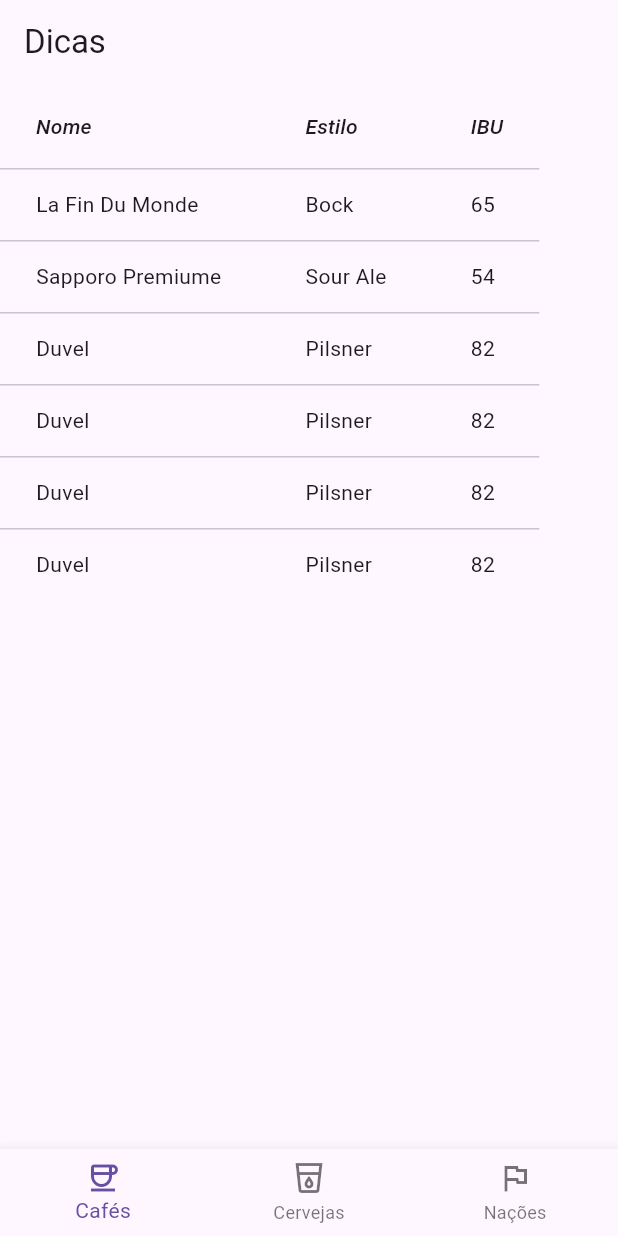
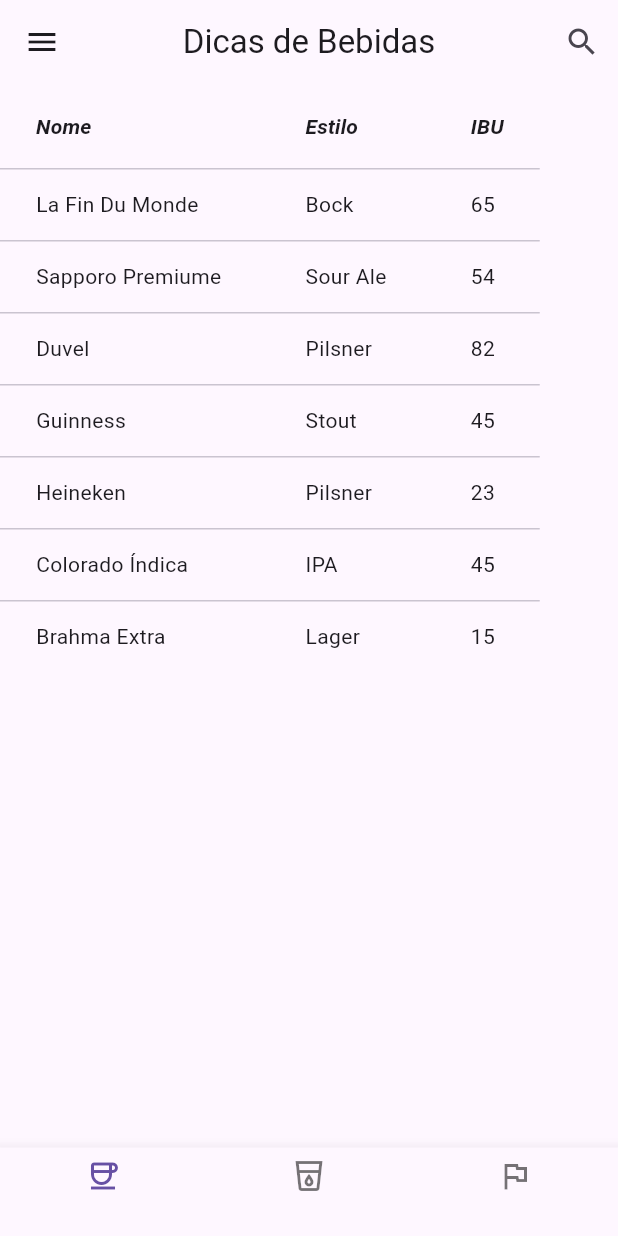
Before and after one commit to LeoSergio/poo-flutter, a Flutter app: the screen it shows after launch, on a phone screen of 412 x 824 dp. Run offline on Flutter 3.47's test engine with Material 3 defaults, Android fonts, the light colour scheme and no system bars.

Commit message:
finalizando rc4

```diff
--- a/POO/projeto_poo/lib/main.dart
+++ b/POO/projeto_poo/lib/main.dart
@@ -1,171 +1,167 @@
 import 'package:flutter/material.dart';
 
+// --- 1. Nossos Dados (JSON Simulado) ---
+// Adicionei itens extras para você testar o scroll vertical
+var dataObjects = [
+  {"name": "La Fin Du Monde", "style": "Bock", "ibu": "65"},
+  {"name": "Sapporo Premiume", "style": "Sour Ale", "ibu": "54"},
+  {"name": "Duvel", "style": "Pilsner", "ibu": "82"},
+  {"name": "Guinness", "style": "Stout", "ibu": "45"},
+  {"name": "Heineken", "style": "Pilsner", "ibu": "23"},
+  {"name": "Colorado Índica", "style": "IPA", "ibu": "45"},
+  {"name": "Brahma Extra", "style": "Lager", "ibu": "15"},
+];
 
-var dataObjects = [
-      {
-
-      "name": "La Fin Du Monde",
-
-      "style": "Bock",
-
-      "ibu": "65"
-
-    },
-
-    {
-
-      "name": "Sapporo Premiume",
-
-      "style": "Sour Ale",
-
-      "ibu": "54"
-
-    },
-
-    {
-
-      "name": "Duvel",
-
-      "style": "Pilsner",
-
-      "ibu": "82"
-
-    },
-    {
-
-      "name": "Duvel",
-
-      "style": "Pilsner",
-
-      "ibu": "82"
-
-    },
-    {
-
-      "name": "Duvel",
-
-      "style": "Pilsner",
-
-      "ibu": "82"
-
-    },
-    {
-
-      "name": "Duvel",
-
-      "style": "Pilsner",
-
-      "ibu": "82"
-
-    }
-
-    ];
-
-
+// --- 2. O Gatilho Principal ---
 void main() {
-
-  MyApp app = MyApp();
-
-  runApp(app);
-
+  runApp(const MyApp());
 }
 
-
-
+// --- 3. O Maestro (O Aplicativo Inteiro) ---
 class MyApp extends StatelessWidget {
-
-  @override
-
-  Widget build(BuildContext context) {
-
-
-
-    return MaterialApp(
-
-      theme: ThemeData(primarySwatch: Colors.deepPurple),
-
-      debugShowCheckedModeBanner:false,
-
-      home: Scaffold(
-
-        appBar: AppBar(
-
-          title: const Text("Dicas"),
-
-          ),
-
-        body: DataBodyWidget(objects:dataObjects),
-
-        bottomNavigationBar: NewNavBar(),
-
-      ));
-
-  }
-
-}
-
-
-
-class NewNavBar extends StatelessWidget {
-
-  NewNavBar();
-
-
-  void botaoFoiTocado(int index) {
-
-    print("Tocaram no botão $index");
-
-  }
-
-
-  @override
-
-  Widget build(BuildContext context) {
-
-    return BottomNavigationBar(onTap: botaoFoiTocado, items: const [
-
-      BottomNavigationBarItem(
-
-        label: "Cafés",
-
-        icon: Icon(Icons.coffee_outlined),
-
-      ),
-
-      BottomNavigationBarItem(
-
-          label: "Cervejas", icon: Icon(Icons.local_drink_outlined)),
-
-      BottomNavigationBarItem(label: "Nações", icon: Icon(Icons.flag_outlined))
-
-    ]);
-
-  }
-
-}
-
-
-class DataBodyWidget extends StatelessWidget {
-  final List objects;
-  const DataBodyWidget({super.key, this.objects = const []});
+  const MyApp({super.key});
 
   @override
   Widget build(BuildContext context) {
-    var columnNames = ["Nome","Estilo","IBU"],
-        propertyNames = ["name", "style", "ibu"];
+    return MaterialApp(
+      theme: ThemeData(primarySwatch: Colors.deepPurple),
+      debugShowCheckedModeBanner: false,
+      home: Scaffold(
+        appBar: NewAppBar(),
 
-    // SOLUÇÃO: Envolver o DataTable com SingleChildScrollView e usar um box para o tamanho
-    return Expanded( // Necessário porque está dentro de uma Column no Scaffold
-      child: SingleChildScrollView(
-        child: DataTable(
-          columns: columnNames.map((name) => DataColumn(
-            label: Text(name, style: const TextStyle(fontStyle: FontStyle.italic))
-          )).toList(),
-          rows: objects.map((obj) => DataRow(
-            cells: propertyNames.map((propName) => DataCell(Text(obj[propName]))).toList()
-          )).toList()
+        // AQUI VOCÊ ESCOLHE O VISUAL!
+        // Atualmente está usando a Tabela (DataBodyWidget).
+        // Se quiser ver em formato de lista, comente o DataBodyWidget e descomente o MyTileWidget abaixo.
+
+        body: DataBodyWidget(
+          objects: dataObjects,
+          columnNames: const ["Nome", "Estilo", "IBU"],
+          propertyNames: const ["name", "style", "ibu"],
+        ),
+
+        /*
+        body: MyTileWidget(
+          objects: dataObjects,
+          titleProperty: "name",
+          subtitleProperty: "style",
+          trailingProperty: "ibu",
+        ),
+        */
+
+        bottomNavigationBar: const NewNavBar(
+          icones: [
+            Icon(Icons.coffee_outlined),
+            Icon(Icons.local_drink_outlined),
+            Icon(Icons.flag_outlined),
+          ],
         ),
       ),
     );
   }
 }
+
+// --- 4. A Barra Superior (Herança) ---
+class NewAppBar extends AppBar {
+  NewAppBar({super.key}) : super(
+    title: const Text("Dicas de Bebidas"),
+    centerTitle: true,
+    leading: IconButton(
+      icon: const Icon(Icons.menu),
+      onPressed: () => print("Menu Lateral!"),
+    ),
+    actions: [
+      IconButton(
+        icon: const Icon(Icons.search),
+        onPressed: () => print("Pesquisa!"),
+      ),
+    ],
+  );
+}
+
+// --- 5. A Barra Inferior (Componente Dinâmico) ---
+class NewNavBar extends StatelessWidget {
+  final List<Icon> icones;
+
+  const NewNavBar({super.key, required this.icones});
+
+  void botaoFoiTocado(int index) {
+    print("Tocaram no botão $index");
+  }
+
+  @override
+  Widget build(BuildContext context) {
+    return BottomNavigationBar(
+      onTap: botaoFoiTocado,
+      type: BottomNavigationBarType.fixed,
+      items: icones.map((icone) => BottomNavigationBarItem(
+        icon: icone,
+        label: "",
+      )).toList(),
+    );
+  }
+}
+
+// --- 6. A Tabela Genérica (Issues 1 e 3) ---
+class DataBodyWidget extends StatelessWidget {
+  final List objects;
+  final List<String> columnNames;
+  final List<String> propertyNames;
+
+  const DataBodyWidget({
+    super.key,
+    this.objects = const [],
+    required this.columnNames,
+    required this.propertyNames,
+  });
+
+  @override
+  Widget build(BuildContext context) {
+    // Solução da Issue 1: SingleChildScrollView na raiz para permitir scroll
+    return SingleChildScrollView(
+      child: DataTable(
+        // Desenhando os cabeçalhos
+        columns: columnNames.map((name) => DataColumn(
+          label: Text(name, style: const TextStyle(fontStyle: FontStyle.italic, fontWeight: FontWeight.bold))
+        )).toList(),
+        // Desenhando as linhas e preenchendo as células
+        rows: objects.map((obj) => DataRow(
+          cells: propertyNames.map(
+            (propName) => DataCell(Text(obj[propName].toString()))
+          ).toList()
+        )).toList()
+      ),
+    );
+  }
+}
+
+// --- 7. A Lista em Tiles Genérica (Issues 2 e 4) ---
+class MyTileWidget extends StatelessWidget {
+  final List objects;
+  final String titleProperty;
+  final String subtitleProperty;
+  final String trailingProperty;
+
+  const MyTileWidget({
+    super.key,
+    this.objects = const [],
+    required this.titleProperty,
+    required this.subtitleProperty,
+    required this.trailingProperty,
+  });
+
+  @override
+  Widget build(BuildContext context) {
+    // O ListView já possui scroll nativo
+    return ListView(
+      children: objects.map((obj) => ListTile(
+        leading: const Icon(Icons.sports_bar, color: Colors.deepPurple), // Ícone temático
+        title: Text(obj[titleProperty].toString(), style: const TextStyle(fontWeight: FontWeight.bold)),
+        subtitle: Text(obj[subtitleProperty].toString()),
+        trailing: Text(
+          "${obj[trailingProperty]} IBU",
+          style: const TextStyle(color: Colors.grey)
+        ),
+      )).toList(),
+    );
+  }
+}
```
